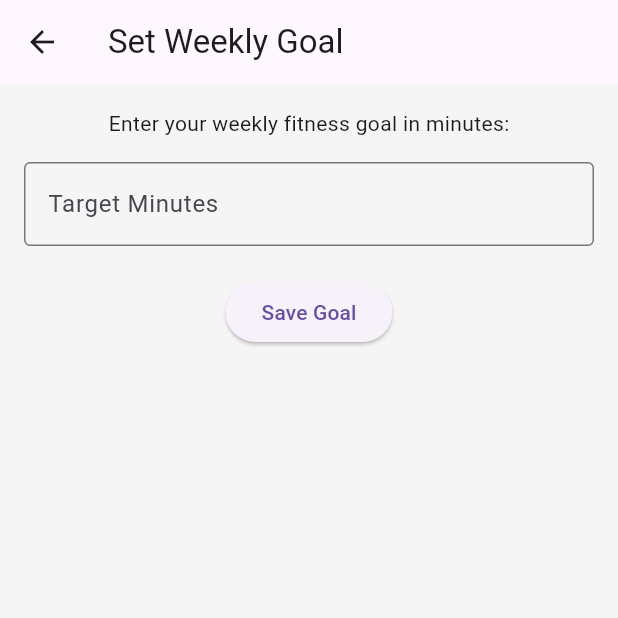
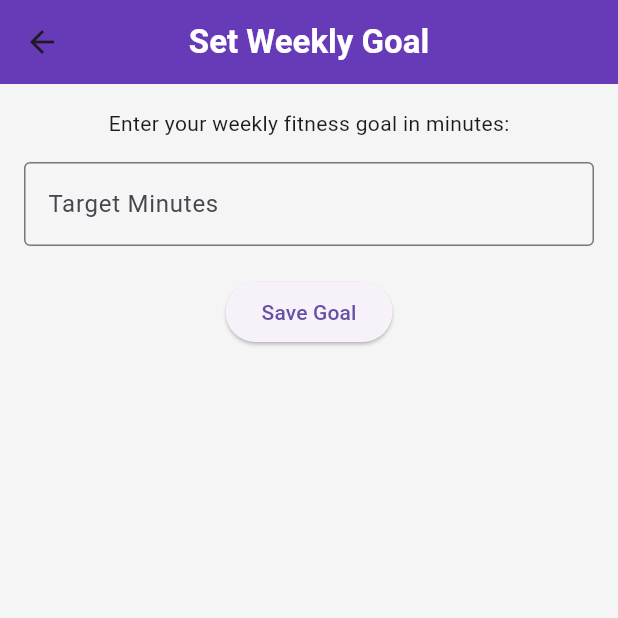
Before and after one commit to kareem358/fitness_tracker_app, a Flutter app: the SetGoalScreen screen opened directly, on a phone screen of 412 x 824 dp, the top half of it. Run offline on Flutter 3.47's test engine with Material 3 defaults, Android fonts, the phone set to English and light mode, and no system bars; our stand-ins replace cloud_firestore, firebase_analytics, firebase_auth, firebase_core; accounts and stored records are empty.

Commit message:
Update set_goal_screen.dart

```diff
--- a/lib/screens/set_goal_screen.dart
+++ b/lib/screens/set_goal_screen.dart
@@ -35,7 +35,12 @@ class _SetGoalScreenState extends State<SetGoalScreen> {
   @override
   Widget build(BuildContext context) {
     return Scaffold(
-      appBar: AppBar(title: const Text("Set Weekly Goal")),
+      appBar: AppBar(
+        backgroundColor: Colors.deepPurple,
+          centerTitle: true,
+          title: const Text("Set Weekly Goal",
+            style: TextStyle(fontSize: 22,
+                fontWeight: FontWeight.bold,color: Colors.white), )),
       body: Padding(
         padding: const EdgeInsets.all(16.0),
         child: Form(
```
